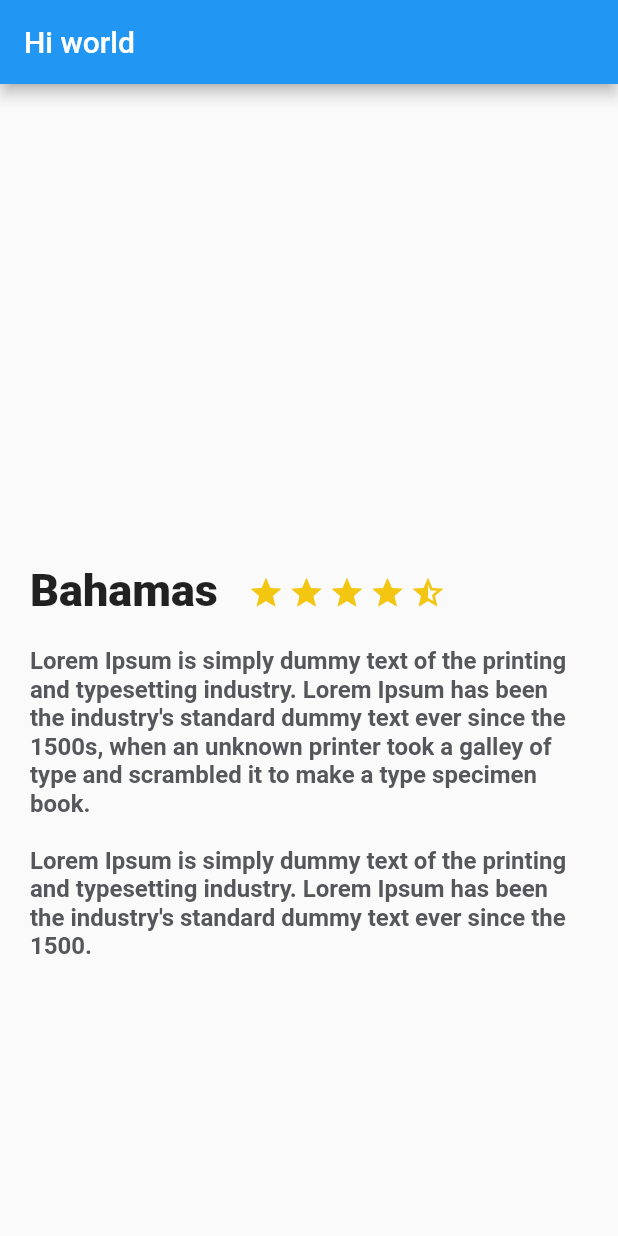
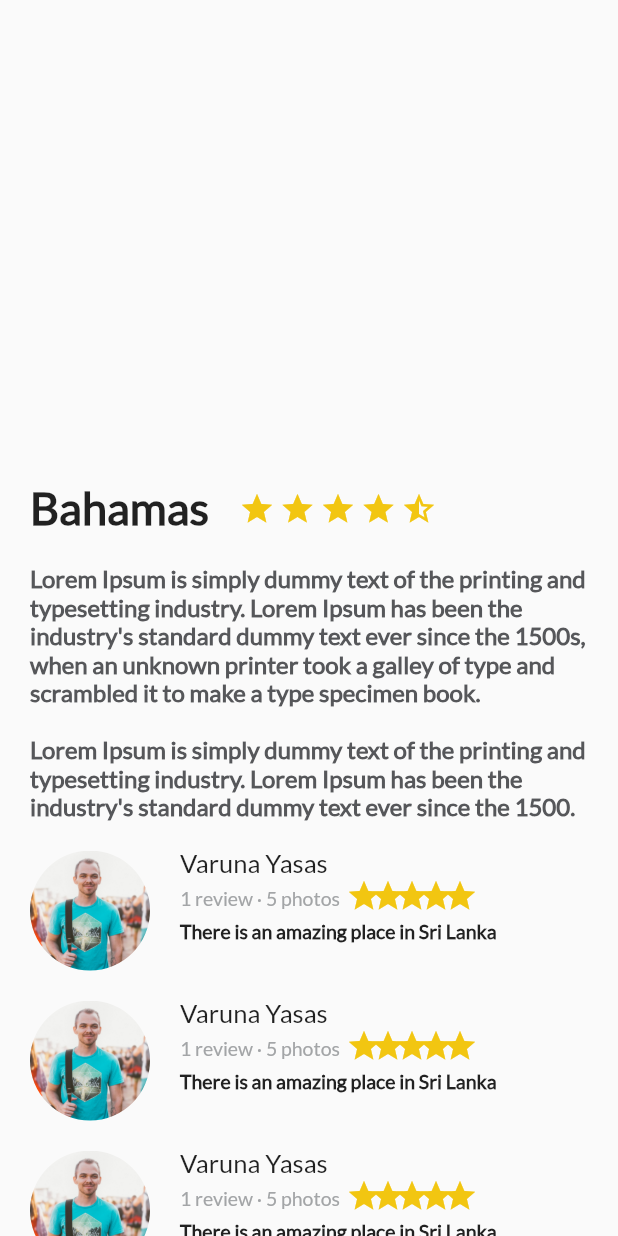
Before and after one commit to gonzalo-droid/tripss_app, a Flutter app: the screen it shows after launch, on a phone screen of 412 x 824 dp. Run offline on Flutter 3.47's test engine with Material 2 defaults, Android fonts, the phone set to English and light mode, and no system bars.

Commit message:
comentario y descripciton

```diff
--- a/lib/description_place.dart
+++ b/lib/description_place.dart
@@ -60,6 +60,7 @@ class DescriptionPlace extends StatelessWidget{
           child: Text(
             namePlace,
             style: TextStyle(
+                fontFamily: "Lato",
                 fontSize: 30.0,
                 fontWeight: FontWeight.w900
             ),
@@ -92,6 +93,7 @@ class DescriptionPlace extends StatelessWidget{
       child: new Text(
         descriptionPlace,
         style: const TextStyle(
+            fontFamily: "Lato",
             fontSize: 16.0,
             fontWeight: FontWeight.bold,
             color: Color(0xFF56575a)
--- /dev/null
+++ b/lib/gradient_back.dart
@@ -0,0 +1,24 @@
+import 'package:flutter/material.dart';
+
+class GradientBack extends StatelessWidget {
+  @override
+  Widget build(BuildContext context) {
+    // TODO: implement build
+    return Container(
+      height: 250.0,
+      decoration: BoxDecoration(
+          gradient: LinearGradient(
+              colors: [
+                Color(0xFF4268D3),
+                Color(0xFF584CD1)
+              ],
+              begin: FractionalOffset(0.2, 0.0),
+              end: FractionalOffset(1.0, 0.6),
+              stops: [0.0, 0.6],
+              tileMode: TileMode.clamp
+          )
+      ),
+    );
+  }
+
+}
--- a/lib/main.dart
+++ b/lib/main.dart
@@ -1,5 +1,6 @@
 import 'package:flutter/material.dart';
 import 'description_place.dart';
+import 'review_list.dart';
 
 void main() {  // method main
   runApp(MyApp());
@@ -14,14 +15,23 @@ class MyApp extends StatelessWidget {
     return MaterialApp(
       title: 'Flutter Demo',
       theme: ThemeData(
+        //fontFamily: "Lato", => cambia el fontFamily en toda la app
         primarySwatch: Colors.blue,
         visualDensity: VisualDensity.adaptivePlatformDensity,
       ),
       home: Scaffold(
-        appBar: AppBar(
-          title: Text("Hi world"),
+        body: Stack(
+          children: <Widget>[
+            ListView(
+              children: <Widget>[
+                DescriptionPlace("Bahamas", 4, descriptionDummy),
+                ReviewList()
+
+              ],
+            ),
+
+          ],
         ),
-        body: new DescriptionPlace("Bahamas", 4, descriptionDummy),
       )// MyHomePage(title: 'Flutter Demo Home Page'),
     );
   }
--- /dev/null
+++ b/lib/review.dart
@@ -0,0 +1,140 @@
+import 'package:flutter/material.dart';
+
+class Review extends StatelessWidget {
+
+  String pathImage = "assets/img/people.jpg";
+  String name = "Varuna Yasas";
+  String details = "1 review 5 photos";
+  String comment = "There is an amazing place in Sri Lanka";
+
+  Review(this.pathImage, this.name, this.details, this.comment);
+
+
+
+  @override
+  Widget build(BuildContext context) {
+    // TODO: implement build
+
+
+
+    final userComment = Container(
+      margin: EdgeInsets.only(
+          left: 20.0
+      ),
+
+      child: Text(
+        comment,
+        textAlign: TextAlign.left,
+        style: TextStyle(
+            fontFamily: "Lato",
+            fontSize: 13.0,
+            fontWeight: FontWeight.w900
+        ),
+
+      ),
+
+    );
+
+    final userInfo = Container(
+      margin: EdgeInsets.only(
+          left: 20.0
+      ),
+
+      child: Text(
+        details,
+        textAlign: TextAlign.left,
+        style: TextStyle(
+            fontFamily: "Lato",
+            fontSize: 13.0,
+            color: Color(0xFFa3a5a7)
+        ),
+
+      ),
+
+    );
+
+    final star = Container (
+      margin: EdgeInsets.only(
+          left: 4.0,
+          right: 4.0,
+          bottom: 20.0,
+      ),
+
+      child: Icon(
+        Icons.star,
+
+        color:  Color(0xFFf2C611),
+      ),
+        height: 8.0,
+        width: 8.0,
+    );
+
+
+    final userName = Container(
+      margin: EdgeInsets.only(
+          left: 20.0
+      ),
+
+      child: Text(
+        name,
+        textAlign: TextAlign.left,
+        style: TextStyle(
+            fontFamily: "Lato",
+            fontSize: 17.0
+        ),
+
+      ),
+
+    );
+
+    final userInfoFull = Row(
+      children: <Widget>[
+        userInfo,
+        star,
+        star,
+        star,
+        star,
+        star,
+      ],
+    );
+
+    final userDetails = Column(
+      crossAxisAlignment: CrossAxisAlignment.start,
+      children: <Widget>[
+        userName,
+        userInfoFull,
+        userComment
+
+      ],
+    );
+
+    final photo = Container (
+      margin: EdgeInsets.only(
+          top: 20.0,
+          left: 20.0
+      ),
+
+      width: 80.0,
+      height: 80.0,
+
+      decoration: BoxDecoration(
+          shape: BoxShape.circle,
+          image: DecorationImage(
+              fit: BoxFit.cover,
+              image: AssetImage(pathImage)
+          )
+      ),
+
+    );
+
+    return Row (
+      children: <Widget>[
+        photo,
+        userDetails
+
+      ],
+    );
+
+  }
+
+}
--- /dev/null
+++ b/lib/review_list.dart
@@ -0,0 +1,19 @@
+import 'package:flutter/material.dart';
+import 'review.dart';
+
+class ReviewList extends StatelessWidget {
+  @override
+  Widget build(BuildContext context) {
+    // TODO: implement build
+    return Column(
+      crossAxisAlignment: CrossAxisAlignment.start,
+      children: <Widget>[
+        Review("assets/img/people.jpg", "Varuna Yasas", "1 review · 5 photos", "There is an amazing place in Sri Lanka"),
+        Review("assets/img/people.jpg", "Varuna Yasas", "1 review · 5 photos", "There is an amazing place in Sri Lanka"),
+        Review("assets/img/people.jpg", "Varuna Yasas", "1 review · 5 photos", "There is an amazing place in Sri Lanka"),
+
+      ],
+    );
+  }
+
+}
```
Also changed, not shown: pubspec.yaml (+7 -12 lines), assets/img/people.jpg (added), fonts/Lato-Regular.ttf (added).
